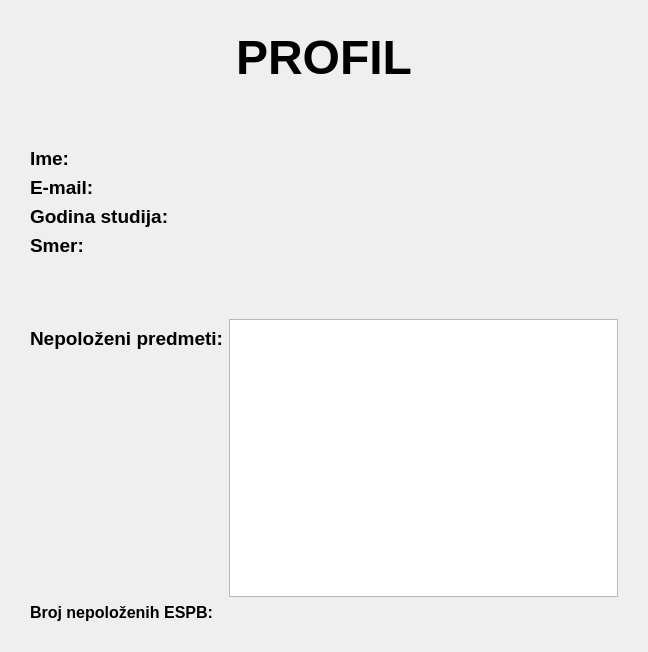
Before: the Qt Designer form Planer/MatfPlaner/forms/Profile.ui in stenjo1/MATF_Planner, drawn with Qt 5.
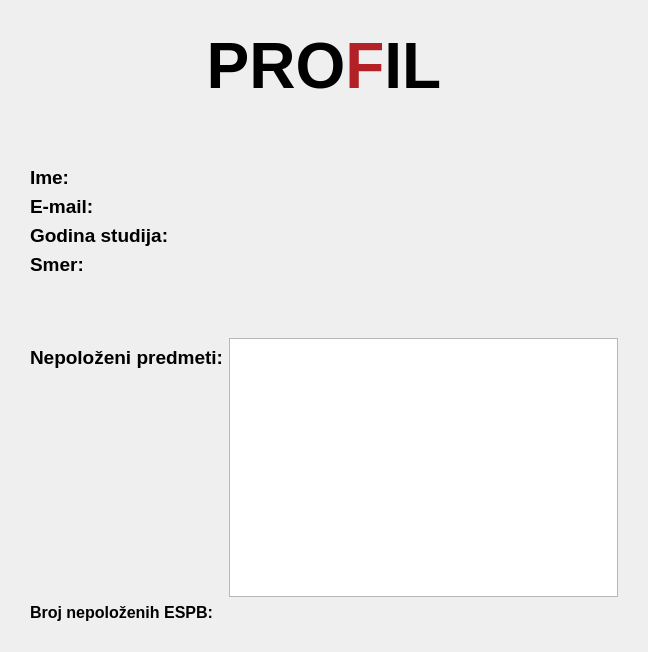
After: the same form once the commit is applied.

```diff
--- a/Planer/MatfPlaner/forms/Profile.ui
+++ b/Planer/MatfPlaner/forms/Profile.ui
@@ -134,7 +134,7 @@
 &lt;html&gt;&lt;head&gt;&lt;meta name=&quot;qrichtext&quot; content=&quot;1&quot; /&gt;&lt;style type=&quot;text/css&quot;&gt;
 p, li { white-space: pre-wrap; }
 &lt;/style&gt;&lt;/head&gt;&lt;body style=&quot; font-family:'MS Shell Dlg 2'; font-size:14pt; font-weight:400; font-style:normal;&quot;&gt;
-&lt;p style=&quot; margin-top:12px; margin-bottom:12px; margin-left:0px; margin-right:0px; -qt-block-indent:0; text-indent:0px;&quot;&gt;&lt;span style=&quot; font-size:36pt; font-weight:600;&quot;&gt;PROFIL&lt;/span&gt;&lt;/p&gt;&lt;/body&gt;&lt;/html&gt;</string>
+&lt;p style=&quot; margin-top:12px; margin-bottom:12px; margin-left:0px; margin-right:0px; -qt-block-indent:0; text-indent:0px;&quot;&gt;&lt;span style=&quot; font-size:48pt; font-weight:600;&quot;&gt;PRO&lt;/span&gt;&lt;span style=&quot; font-size:48pt; font-weight:600; color:#b32025;&quot;&gt;F&lt;/span&gt;&lt;span style=&quot; font-size:48pt; font-weight:600;&quot;&gt;IL&lt;/span&gt;&lt;/p&gt;&lt;/body&gt;&lt;/html&gt;</string>
      </property>
      <property name="alignment">
       <set>Qt::AlignCenter</set>
```
